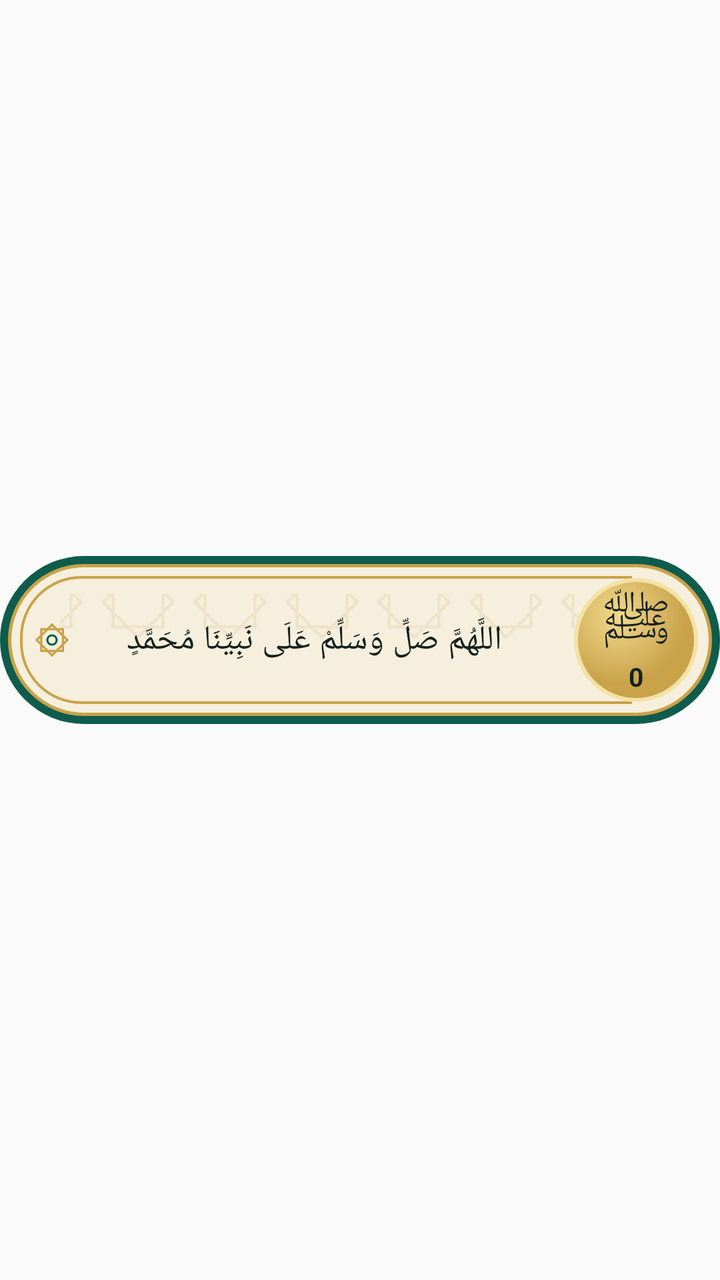
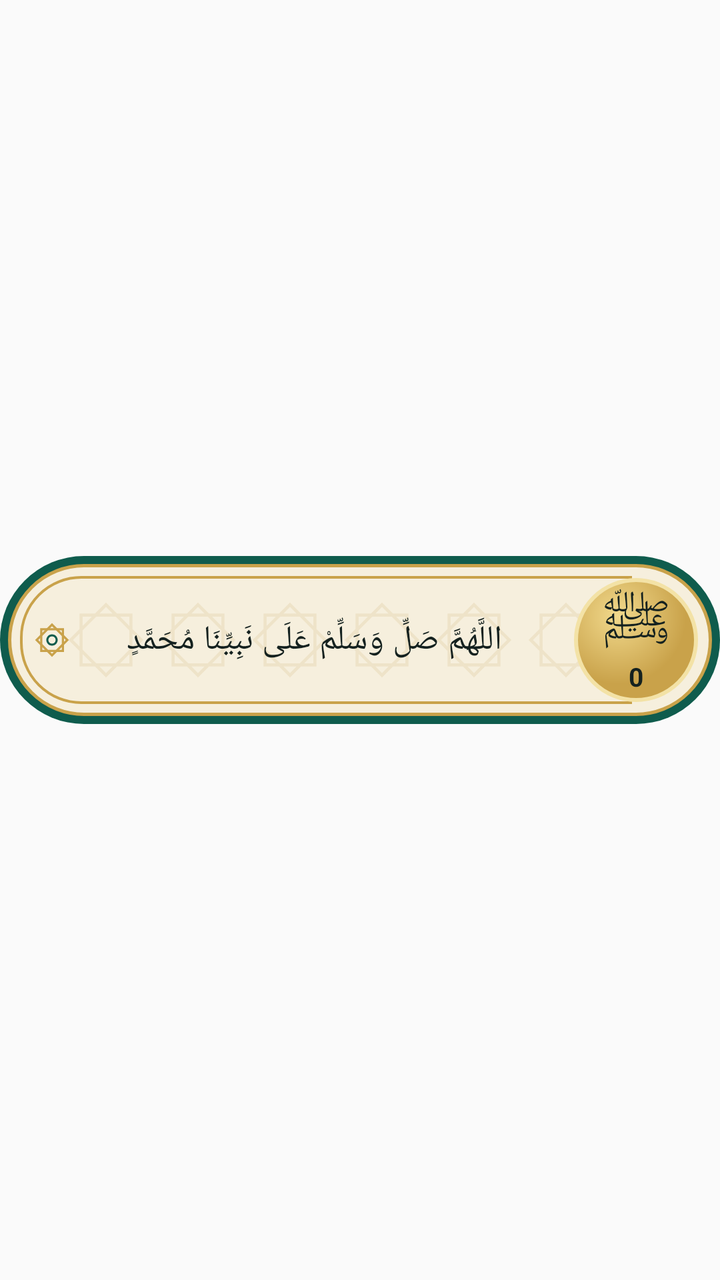

Screens rendered from an Android XML layout before and after an edit, with the pre-edit source and the edit as a unified diff.
<!-- AndroidManifest.xml: application theme AppTheme -->
<!-- res/layout/widget_card.xml -->
<?xml version="1.0" encoding="utf-8"?>
<FrameLayout xmlns:android="http://schemas.android.com/apk/res/android"
    android:id="@+id/wroot"
    android:layout_width="match_parent"
    android:layout_height="match_parent">

    <FrameLayout
        android:layout_width="match_parent"
        android:layout_height="84dp"
        android:layout_gravity="center_vertical"
        android:background="@drawable/widget_frame">

        <ImageView
            android:layout_width="match_parent"
            android:layout_height="match_parent"
            android:layout_marginLeft="10dp"
            android:layout_marginRight="44dp"
            android:layout_marginTop="10dp"
            android:layout_marginBottom="10dp"
            android:scaleType="fitXY"
            android:src="@drawable/widget_inner" />

        <LinearLayout
            android:layout_width="match_parent"
            android:layout_height="match_parent"
            android:layoutDirection="rtl"
            android:gravity="center_vertical"
            android:orientation="horizontal"
            android:paddingLeft="16dp"
            android:paddingRight="4dp">

            <FrameLayout
                android:id="@+id/wpray"
                android:layout_width="76dp"
                android:layout_height="76dp">

                <ImageView
                    android:id="@+id/wglow"
                    android:layout_width="match_parent"
                    android:layout_height="match_parent"
                    android:src="@drawable/widget_glow"
                    android:visibility="gone" />

                <ImageView
                    android:layout_width="62dp"
                    android:layout_height="62dp"
                    android:layout_gravity="center"
                    android:src="@drawable/widget_pray" />

                <LinearLayout
                    android:layout_width="match_parent"
                    android:layout_height="match_parent"
                    android:gravity="center"
                    android:orientation="vertical">

                    <TextView
                        android:layout_width="wrap_content"
                        android:layout_height="wrap_content"
                        android:includeFontPadding="false"
                        android:text="ﷺ"
                        android:textColor="#14211F"
                        android:textSize="28sp" />

                    <TextView
                        android:id="@+id/wcount"
                        android:layout_width="wrap_content"
                        android:layout_height="wrap_content"
                        android:includeFontPadding="false"
                        android:text="0"
                        android:textColor="#14211F"
                        android:textSize="13sp"
                        android:textStyle="bold" />
                </LinearLayout>
            </FrameLayout>

            <TextView
                android:id="@+id/wtext"
                android:layout_width="0dp"
                android:layout_height="wrap_content"
                android:layout_weight="1"
                android:fontFamily="serif"
                android:gravity="center"
                android:lineSpacingMultiplier="1.1"
                android:maxLines="2"
                android:paddingLeft="4dp"
                android:paddingRight="6dp"
                android:text="اللَّهُمَّ صَلِّ وَسَلِّمْ عَلَى نَبِيِّنَا مُحَمَّدٍ"
                android:textColor="#14211F"
                android:textDirection="rtl"
                android:textSize="17sp" />

            <ImageView
                android:layout_width="20dp"
                android:layout_height="20dp"
                android:src="@drawable/widget_star" />
        </LinearLayout>
    </FrameLayout>
</FrameLayout>
<!-- resources referenced by this layout -->
<resources>
  <!-- drawable widget_frame (drawable) -->
  <?xml version="1.0" encoding="utf-8"?>
  <layer-list xmlns:android="http://schemas.android.com/apk/res/android">
      <item>
          <shape android:shape="rectangle">
              <solid android:color="#0F5C4D" />
              <corners android:radius="42dp" />
          </shape>
      </item>
      <item android:top="4dp" android:bottom="4dp" android:left="4dp" android:right="4dp">
          <shape android:shape="rectangle">
              <solid android:color="#F6EFDD" />
              <stroke android:width="1.5dp" android:color="#C9A24A" />
              <corners android:radius="38dp" />
          </shape>
      </item>
      <item android:left="30dp" android:right="40dp" android:gravity="center_vertical" android:height="46dp">
          <bitmap android:src="@drawable/widget_star_tile" android:tileModeX="repeat" android:tileModeY="disabled" android:gravity="center_vertical" />
      </item>
  </layer-list>
  <!-- drawable widget_glow (drawable) -->
  <?xml version="1.0" encoding="utf-8"?>
  <shape xmlns:android="http://schemas.android.com/apk/res/android" android:shape="oval">
      <solid android:color="#88F6DC7A" />
      <stroke android:width="4dp" android:color="#DDF3E2A6" />
  </shape>
  <!-- drawable widget_inner (drawable) -->
  <?xml version="1.0" encoding="utf-8"?>
  <shape xmlns:android="http://schemas.android.com/apk/res/android" android:shape="rectangle">
      <stroke android:width="1.2dp" android:color="#C9A24A" />
      <corners android:topLeftRadius="30dp" android:bottomLeftRadius="30dp" android:topRightRadius="0dp" android:bottomRightRadius="0dp" />
  </shape>
  <!-- drawable widget_pray (drawable) -->
  <?xml version="1.0" encoding="utf-8"?>
  <shape xmlns:android="http://schemas.android.com/apk/res/android" android:shape="oval">
      <gradient android:type="radial" android:gradientRadius="34dp" android:centerX="0.35" android:centerY="0.3"
          android:startColor="#F1D98C" android:endColor="#C9A24A" />
      <stroke android:width="2dp" android:color="#F3E2A6" />
  </shape>
  <!-- drawable widget_star (drawable) -->
  <?xml version="1.0" encoding="utf-8"?>
  <vector xmlns:android="http://schemas.android.com/apk/res/android"
      android:width="24dp" android:height="24dp" android:viewportWidth="24" android:viewportHeight="24">
      <path android:pathData="M5.5,5.5 L18.5,5.5 L18.5,18.5 L5.5,18.5 Z" android:strokeColor="#C9A24A" android:strokeWidth="1.3" android:fillColor="#00000000" />
      <path android:pathData="M12,2.8 L21.2,12 L12,21.2 L2.8,12 Z" android:strokeColor="#C9A24A" android:strokeWidth="1.3" android:fillColor="#00000000" />
      <path android:pathData="M12,9.2 A2.8,2.8 0 1,1 11.99,9.2 Z" android:strokeColor="#0F5C4D" android:strokeWidth="1.2" android:fillColor="#00000000" />
  </vector>
  <style name="AppTheme" parent="Theme.AppCompat.Light.DarkActionBar">
          
          <item name="colorPrimary">@color/colorPrimary</item>
          <item name="colorPrimaryDark">@color/colorPrimaryDark</item>
          <item name="colorAccent">@color/colorAccent</item>
      </style>
  <!-- drawable widget_star_tile: png bitmap (drawable-xxhdpi, 1917 bytes) -->
</resources>

<!-- the commit's change to res/layout/widget_card.xml (unified diff, before → after) -->
@@ -9,6 +9,15 @@
         android:layout_height="84dp"
         android:layout_gravity="center_vertical"
         android:background="@drawable/widget_frame">
+
+        <ImageView
+            android:layout_width="match_parent"
+            android:layout_height="46dp"
+            android:layout_gravity="center_vertical"
+            android:layout_marginLeft="30dp"
+            android:layout_marginRight="60dp"
+            android:scaleType="fitXY"
+            android:src="@drawable/widget_stars" />
 
         <ImageView
             android:layout_width="match_parent"
<!-- resource entries referenced after the edit -->
@@ -16,15 +16,12 @@
               <corners android:radius="38dp" />
           </shape>
       </item>
-      <item android:left="30dp" android:right="40dp" android:gravity="center_vertical" android:height="46dp">
-          <bitmap android:src="@drawable/widget_star_tile" android:tileModeX="repeat" android:tileModeY="disabled" android:gravity="center_vertical" />
-      </item>
   </layer-list>
   <!-- drawable widget_glow (drawable) -->
   <?xml version="1.0" encoding="utf-8"?>
   <shape xmlns:android="http://schemas.android.com/apk/res/android" android:shape="oval">
-      <solid android:color="#88F6DC7A" />
-      <stroke android:width="4dp" android:color="#DDF3E2A6" />
+      <solid android:color="#B3FFFDF4" />
+      <stroke android:width="3dp" android:color="#FFFFFFFF" />
   </shape>
   <!-- drawable widget_inner (drawable) -->
   <?xml version="1.0" encoding="utf-8"?>
@@ -47,6 +44,9 @@
       <path android:pathData="M12,2.8 L21.2,12 L12,21.2 L2.8,12 Z" android:strokeColor="#C9A24A" android:strokeWidth="1.3" android:fillColor="#00000000" />
       <path android:pathData="M12,9.2 A2.8,2.8 0 1,1 11.99,9.2 Z" android:strokeColor="#0F5C4D" android:strokeWidth="1.2" android:fillColor="#00000000" />
   </vector>
+  <!-- drawable widget_stars (drawable) -->
+  <?xml version="1.0" encoding="utf-8"?>
+  <bitmap xmlns:android="http://schemas.android.com/apk/res/android" android:src="@drawable/widget_star_tile" android:tileModeX="repeat" android:tileModeY="clamp" />
   <style name="AppTheme" parent="Theme.AppCompat.Light.DarkActionBar">
           
           <item name="colorPrimary">@color/colorPrimary</item>
